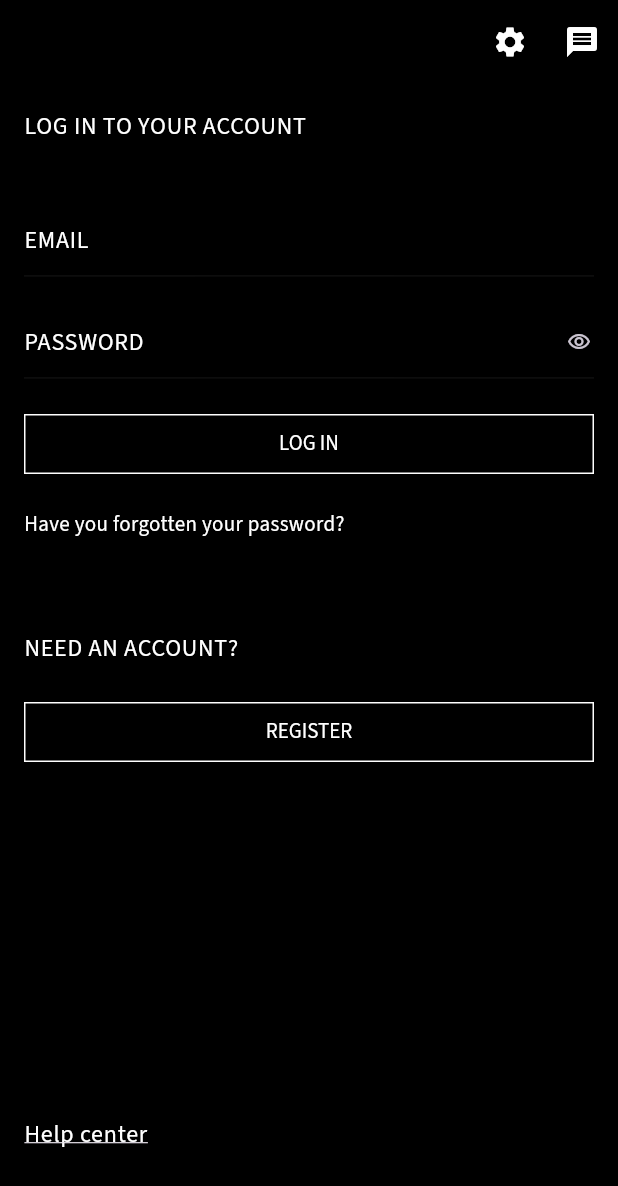
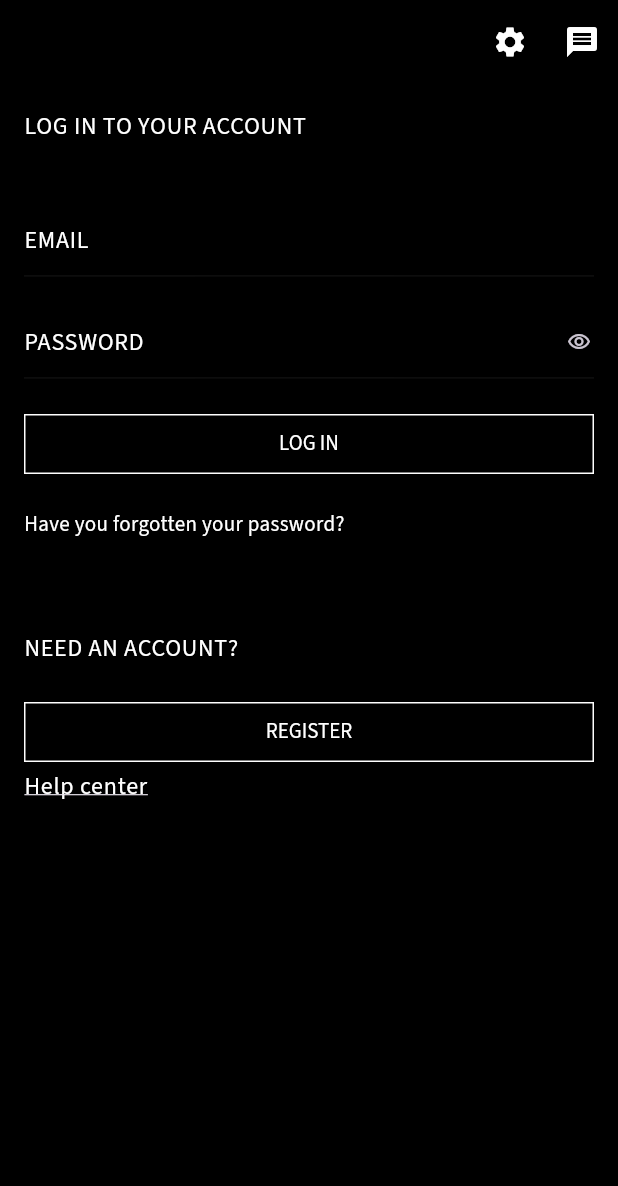
Before and after one commit to xrijan/zara_clone, a Flutter app: the screen it shows after launch, on a phone screen of 412 x 824 dp. Shown: the top 1186 px of the screen. Run offline on Flutter 3.47's test engine with Material 3 defaults, Android fonts, the phone set to English and light mode, and no system bars.

Commit message:
bug fixes

```diff
--- a/lib/features/auth/presentation/pages/login_page.dart
+++ b/lib/features/auth/presentation/pages/login_page.dart
@@ -23,8 +23,9 @@ class _LoginPageState extends State<LoginPage> {
     );
   }
 
-  Form _buildFormBody(BuildContext context) {
-    return Form(
+  Widget _buildFormBody(BuildContext context) {
+    return SingleChildScrollView(
+      child: Form(
         key: _formKey,
         child: Column(
           crossAxisAlignment: CrossAxisAlignment.start,
@@ -96,7 +97,6 @@ class _LoginPageState extends State<LoginPage> {
                       'REGISTER',
                       style: TextStyle(color: Colors.white),
                     ))),
-          const Spacer(),
             Text(
               'Help center',
               style: Theme.of(context)
@@ -106,6 +106,7 @@ class _LoginPageState extends State<LoginPage> {
             ),
             const SizedBox(height: 40),
           ],
+        ),
       ),
     );
   }
```
Lines whose indentation alone changed are shown as unchanged.
